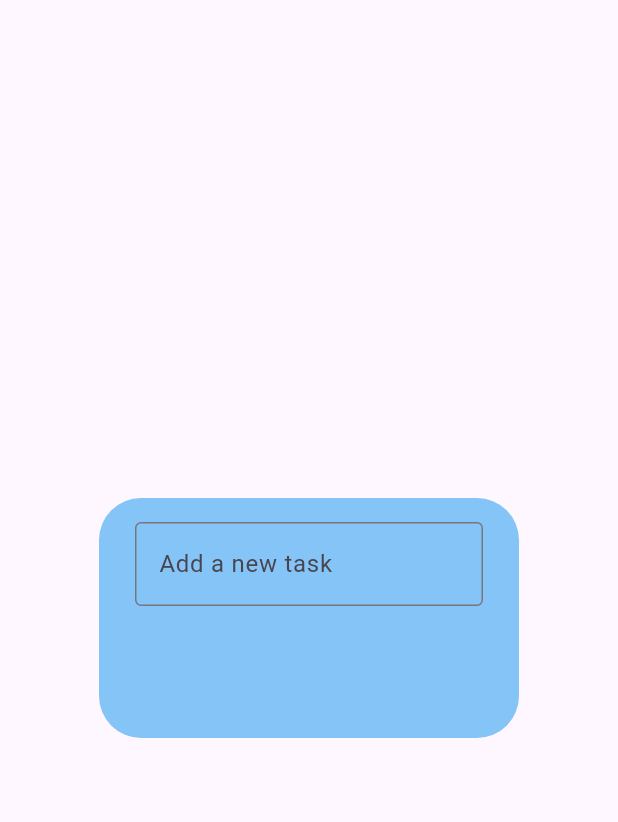
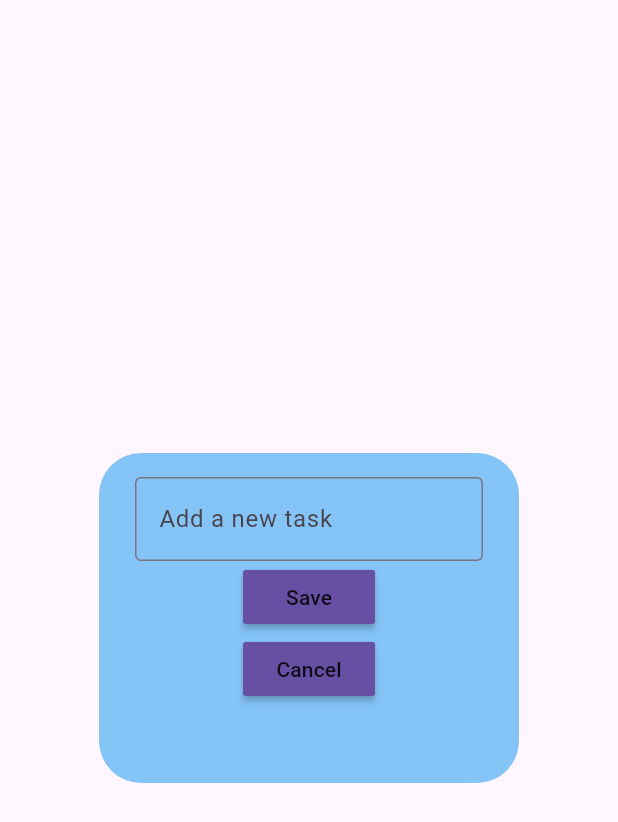
Before and after one commit to EstherNjihia/todo_app, a Flutter app: the DialogBox widget shown alone on an empty page, opened directly, on a phone screen of 412 x 824 dp. Shown: the top 822 px of the screen. Run offline on Flutter 3.47's test engine with Material 3 defaults, Android fonts, the phone set to English and light mode, and no system bars.

Commit message:
Added save/cancel buttons

```diff
--- a/lib/util/dialog_box.dart
+++ b/lib/util/dialog_box.dart
@@ -1,6 +1,7 @@
 // ignore_for_file: prefer_const_constructors, prefer_const_literals_to_create_immutables, sized_box_for_whitespace
 
 import 'package:flutter/material.dart';
+import 'package:todo_app/util/my_button.dart';
 
 class DialogBox extends StatelessWidget {
   const DialogBox({super.key});
@@ -10,7 +11,7 @@ class DialogBox extends StatelessWidget {
     return AlertDialog(
       backgroundColor: Color.fromARGB(255, 133, 196, 247),
       content: Container(
-        height: 120,
+        height: 180,
         child: Column(
           children: [
             //get user input
@@ -22,6 +23,10 @@ class DialogBox extends StatelessWidget {
             ),
 
             //buttons -> save + cancel
+            MyButton(text: "Save", onPressed: () {}),
+
+            //cancel button
+            MyButton(text: "Cancel", onPressed: () {})
           ],
         ),
       ),
--- a/lib/util/my_button.dart
+++ b/lib/util/my_button.dart
@@ -1,10 +1,21 @@
 import 'package:flutter/material.dart';
 
 class MyButton extends StatelessWidget {
-  const MyButton({super.key});
+  final String text;
+  VoidCallback onPressed;
+
+  MyButton({
+    super.key,
+    required this.text,
+    required this.onPressed,
+  });
 
   @override
   Widget build(BuildContext context) {
-    return Container();
+    return MaterialButton(
+      onPressed: onPressed,
+      color: Theme.of(context).primaryColor,
+      child: Text(text),
+    );
   }
 }
```
